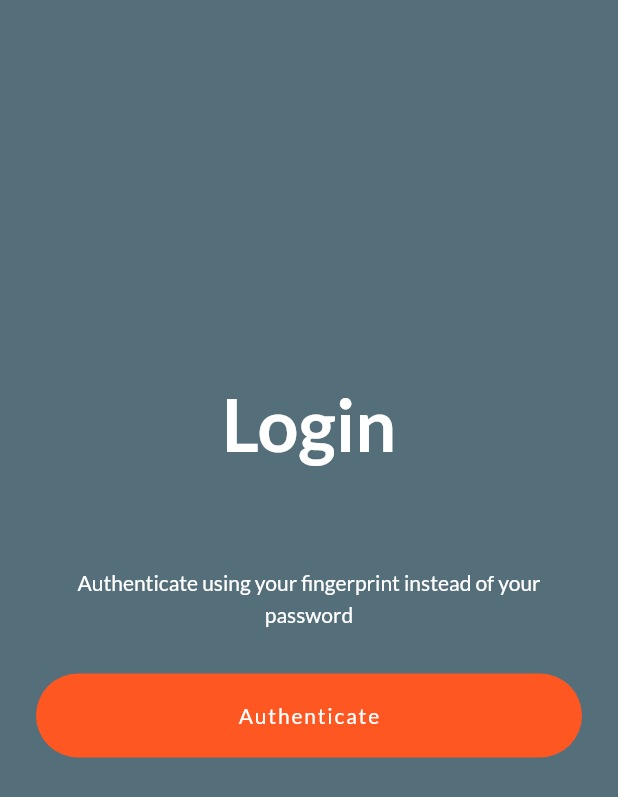
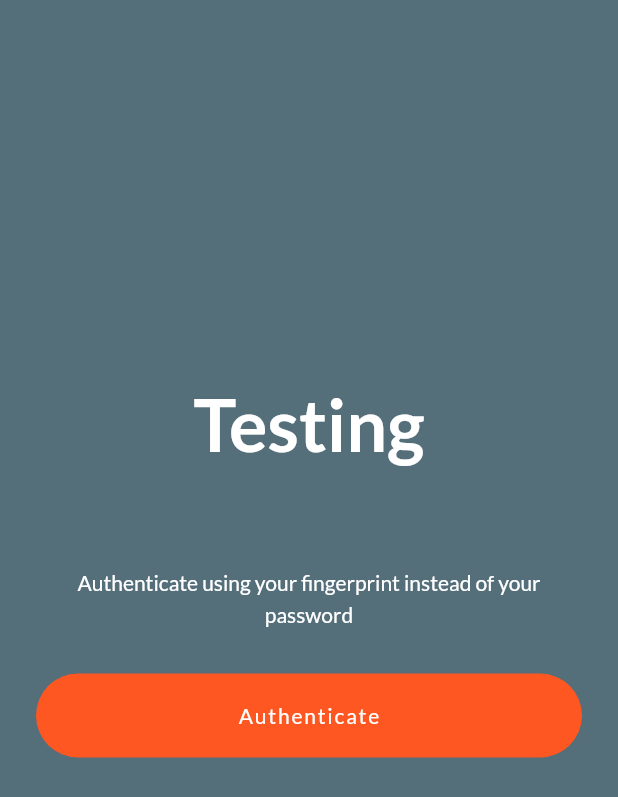
Before and after one commit to AnkitPandey14ap/flutter_complete_guide, a Flutter app: the screen it shows after launch, after a tap on "Biometric", on a phone screen of 412 x 824 dp. Shown: the top 797 px of the screen. Run offline on Flutter 3.47's test engine with Material 2 defaults, Android fonts, the phone set to English and light mode, and no system bars; our stand-ins replace camera, contacts_service, firebase_core, firebase_crashlytics, firebase_database, image_picker and 1 more; missing offline and left inert: google_mlkit_commons, google_mlkit_face_detection, ymchat_flutter; accounts and stored records are empty.

```diff
--- a/lib/screens/finger_print_auth.dart
+++ b/lib/screens/finger_print_auth.dart
@@ -84,7 +84,7 @@ class _FingerprintAuthState extends State<FingerprintAuth> {
           children: [
             const Center(
               child: Text(
-                "Login",
+                "Testing",
                 style: TextStyle(
                   color: Colors.white,
                   fontSize: 48.0,
--- a/lib/screens/home_screen.dart
+++ b/lib/screens/home_screen.dart
@@ -24,7 +24,7 @@ class _HomeScreenState extends State<HomeScreen> {
   Widget build(BuildContext context) {
     return Scaffold(
       appBar: AppBar(
-        title: Text("Home"),
+        title: Text("Dummy"),
       ),
       body: Column(
         crossAxisAlignment: CrossAxisAlignment.stretch,
```
Also changed, not shown: lib/firebase_options.dart, 7 other files.
